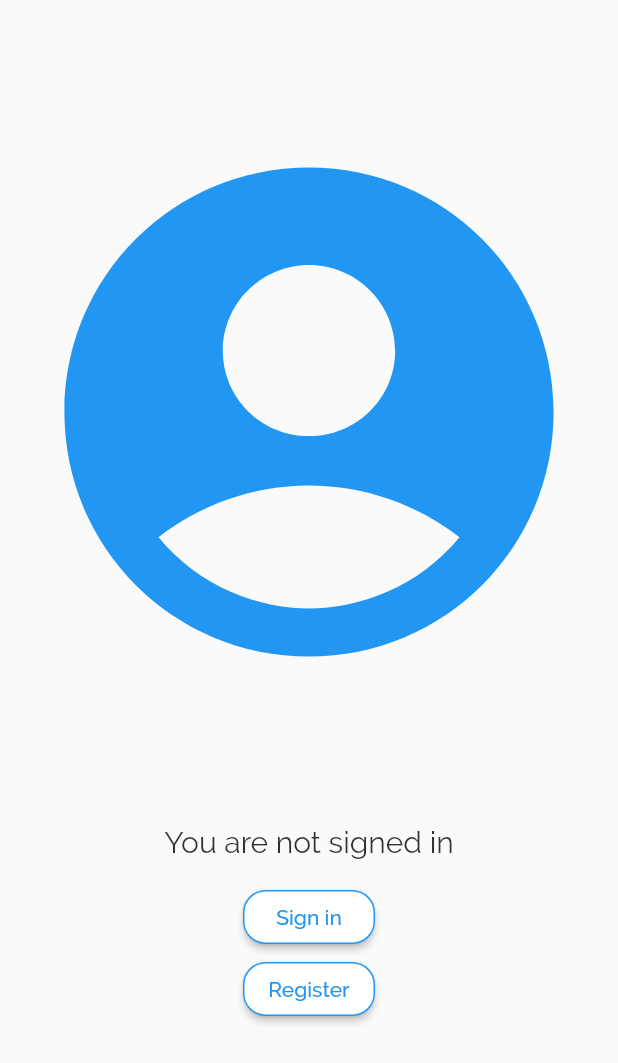
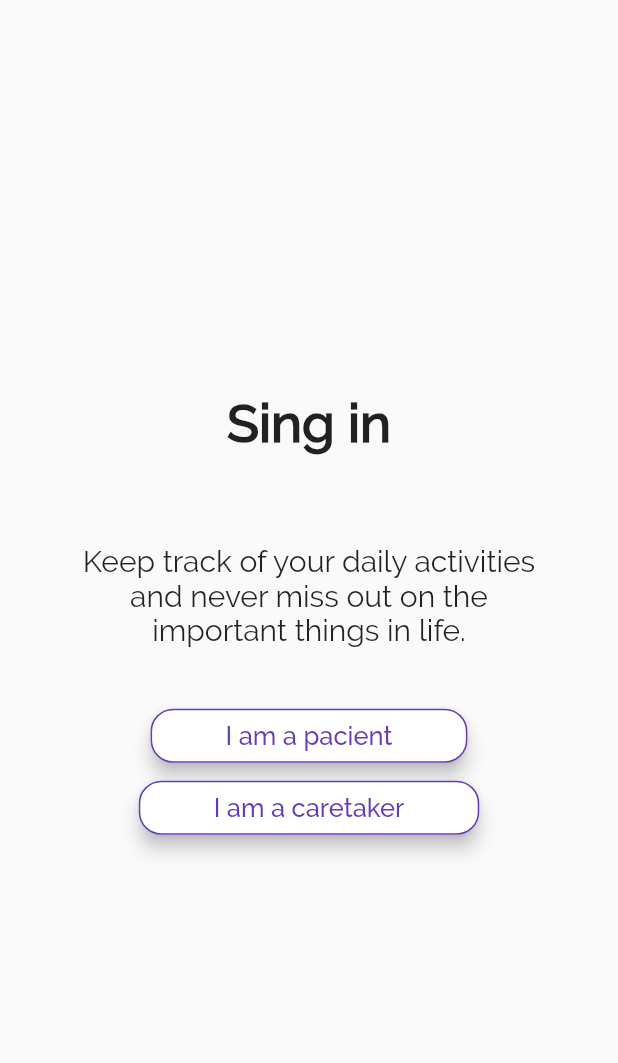
Before and after one commit to alexpavelm/BinaryProject, a Flutter app: the screen it shows after launch, on a phone screen of 412 x 824 dp. Shown: the top 1063 px of the screen. Run offline on Flutter 3.47's test engine with Material 2 defaults, Android fonts, the phone set to English and light mode, and no system bars; our stand-ins replace cached_network_image, carousel_slider, cloud_firestore, firebase_storage, font_awesome_flutter, photo_view and 1 more; missing offline and left inert: unicorndial; accounts and stored records are empty.

Commit message:
pls work

```diff
--- a/lib/LandingView/LandingView.dart
+++ b/lib/LandingView/LandingView.dart
@@ -1,54 +1,91 @@
 import 'package:flutter/cupertino.dart';
 import 'package:flutter/material.dart';
+import 'package:shared_preferences/shared_preferences.dart';
 
 import '../Global.dart';
+import '../LoadingView.dart';
 
 var global = Global();
-class LandingView extends StatelessWidget {
 
+class LandingView extends StatefulWidget {
+  @override
+  _LandingViewState createState() => _LandingViewState();
+}
+
+class _LandingViewState extends State<LandingView> {
   @override
   Widget build(BuildContext context) {
-    return Center(
+    return global.careTaker == null ? Scaffold(
+      body: Container(
         child: Column(
+          mainAxisAlignment: MainAxisAlignment.center,
           crossAxisAlignment: CrossAxisAlignment.center,
           children: <Widget>[
-          Container(
-            height: MediaQuery.of(context).size.height / 3 * 2,
-            child: Icon(Icons.account_circle, size: MediaQuery.of(context).size.width - 20, color: Colors.blue,),
+            Padding(
+              padding: const EdgeInsets.only(bottom: 60),
+              child: Text(
+                "Sing in",
+                style: TextStyle(
+                    fontFamily: 'Raleway', color: Colors.black87, fontSize: 35, fontWeight: FontWeight.w800),
               ),
-          Column(
-            mainAxisAlignment: MainAxisAlignment.center,
-            children: <Widget>[
+            ),
             Padding(
-                padding: const EdgeInsets.only(bottom: 15),
-                child: Text("You are not signed in", style: TextStyle(fontFamily: 'Raleway', color: Colors.black.withOpacity(.8), fontSize: 20),),
+              padding: const EdgeInsets.only(bottom: 35 , left: 40, right: 40),
+              child: Text("Keep track of your daily activities and never miss out on the important things in life.",
+                maxLines: 3,
+                textAlign: TextAlign.center,
+                style: TextStyle(
+                  fontSize: 20,
+                  fontFamily: 'Raleway',
+                ),),
             ),
+
             RaisedButton(
-                child: Text("Sign in", style: TextStyle(fontFamily: 'Raleway', color: Colors.blue),),
+              padding: const EdgeInsets.only(left: 50, right: 50),
+              splashColor: Colors.deepPurple,
+              elevation: 5,
+              child: Text(
+                "I am a pacient",
+                style: TextStyle(fontFamily: 'Raleway', color: Colors.deepPurple,fontSize: 17),
+              ),
               color: Colors.white,
               shape: RoundedRectangleBorder(
                   borderRadius: BorderRadius.circular(15),
-                  side: BorderSide(color: Colors.blue)
-                ),
+                  side: BorderSide(color: Colors.deepPurple)),
               onPressed: () {
-                  //FIREBASE AUTH
-                  global.userID = Future.delayed(Duration(seconds: 1));
-
+                setState(() {
+                  global.careTaker = false;
+                  setCareTaker(false);
+                });
               },
             ),
             RaisedButton(
-                child: Text("Register", style: TextStyle(fontFamily: 'Raleway', color: Colors.blue),),
+              padding: const EdgeInsets.only(left: 50, right: 50),
+              splashColor: Colors.deepPurple,
+              elevation: 5,
+              child: Text(
+                "I am a caretaker",
+                style: TextStyle(fontFamily: 'Raleway', color: Colors.deepPurple, fontSize: 17),
+              ),
               color: Colors.white,
               shape: RoundedRectangleBorder(
                   borderRadius: BorderRadius.circular(15),
-                    side: BorderSide(color: Colors.blue)
-                ),
-                onPressed: () {},
+                  side: BorderSide(color: Colors.deepPurple)),
+              onPressed: () {
+                setState(() {
+                  global.careTaker = true;
+                  setCareTaker(true);
+                });
+              },
             ),
           ],
-          )
-        ],
         ),
-    );
+      ),
+    ) : LoadingView();
+  }
+
+  setCareTaker(bool data) async {
+    SharedPreferences prefs = await SharedPreferences.getInstance();
+    await prefs.setBool("careTaker", data);
   }
 }
--- a/lib/TimelineView/MemoryCard.dart
+++ b/lib/TimelineView/MemoryCard.dart
@@ -1,12 +1,15 @@
 import 'package:binary_project/DataObjects/EventObject.dart';
+import 'package:binary_project/TimelineView/ExpandedMemory.dart';
 import 'package:cached_network_image/cached_network_image.dart';
 import 'package:flutter/cupertino.dart';
 import 'package:flutter/material.dart';
 
 class MemoryCard extends StatelessWidget {
-  EventObject event;
+  final EventObject event;
+  final double cardWidth = 250;
+
+
   MemoryCard(this.event);
-   final double cardWidth = 250;
 
   @override
   Widget build(BuildContext context) {
@@ -19,11 +22,17 @@ class MemoryCard extends StatelessWidget {
           borderRadius: BorderRadius.circular(15.0),
         ),
         color: Colors.white,
+        child: new InkWell(
+          onTap: () {
+            Navigator.push(
+                context,
+                MaterialPageRoute(
+                    builder: (context) => ExpandedMemory(this.event)),
+            );
+        },
           child: Padding(
             padding: const EdgeInsets.only(
                 bottom: 5.0,
-//              left: 5.0,
-//              right: 5.0
             ),
             child: new Column(
               mainAxisSize: MainAxisSize.min,
@@ -43,6 +52,7 @@ class MemoryCard extends StatelessWidget {
                   ),
                   child: new Text(
                     event.title,
+                    textAlign: TextAlign.center,
                     style: new TextStyle(
                       fontWeight: FontWeight.bold,
                       fontFamily: 'Raleway',
@@ -53,6 +63,7 @@ class MemoryCard extends StatelessWidget {
               ],
             ),
           ),
+        ),
         elevation: 10,
       ),
     );
--- a/lib/TimelineView/TimelinePageView.dart
+++ b/lib/TimelineView/TimelinePageView.dart
@@ -169,6 +169,6 @@ class _TimelinePageViewState extends State<TimelinePageView> {
         myDate += "dec";
         break;
     }
-    return myDate + " " + date.year.toString();
+    return myDate + "\n" + date.year.toString();
   }
 }
```
Lines whose indentation alone changed are shown as unchanged.
